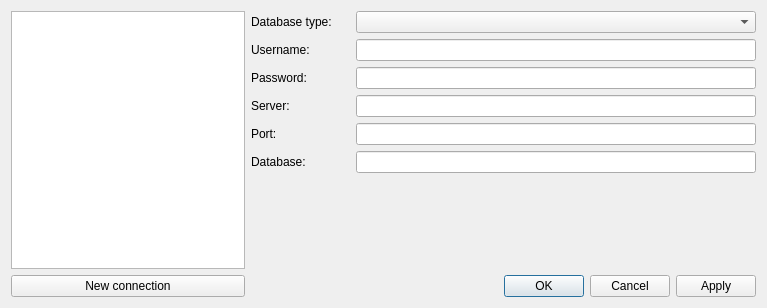
Before: the Qt Designer form ui/NewConnectionDialog.ui in mispp/goat, drawn with Qt 5.
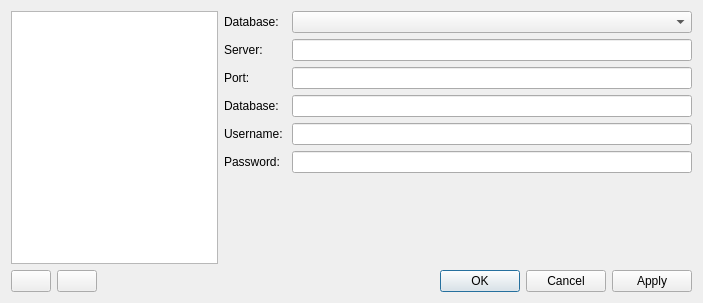
After: the same form once the commit is applied. Icons and pictures are not drawn.

Commit message: added basic functionality to connection manager

```diff
--- a/ui/NewConnectionDialog.ui
+++ b/ui/NewConnectionDialog.ui
@@ -6,8 +6,8 @@
    <rect>
     <x>0</x>
     <y>0</y>
-    <width>767</width>
-    <height>308</height>
+    <width>703</width>
+    <height>303</height>
    </rect>
   </property>
   <property name="windowTitle">
@@ -16,26 +16,53 @@
   <property name="modal">
    <bool>true</bool>
   </property>
-  <layout class="QHBoxLayout" name="horizontalLayout_7">
+  <layout class="QHBoxLayout" name="horizontalLayout_10">
    <item>
     <layout class="QVBoxLayout" name="verticalLayout_2">
+     <property name="sizeConstraint">
+      <enum>QLayout::SetDefaultConstraint</enum>
+     </property>
      <item>
-      <widget class="QListWidget" name="listWidgetConnections">
+      <widget class="QListView" name="listViewConnections">
        <property name="selectionBehavior">
         <enum>QAbstractItemView::SelectRows</enum>
        </property>
       </widget>
      </item>
      <item>
-      <widget class="QPushButton" name="buttonNewConnection">
-       <property name="text">
-        <string>New connection</string>
-       </property>
-       <property name="icon">
-        <iconset theme="list-add">
-         <normaloff>.</normaloff>.</iconset>
-       </property>
-      </widget>
+      <layout class="QHBoxLayout" name="horizontalLayout_7">
+       <item>
+        <widget class="QPushButton" name="buttonNewConnection">
+         <property name="icon">
+          <iconset theme="list-add">
+           <normaloff>.</normaloff>.</iconset>
+         </property>
+        </widget>
+       </item>
+       <item>
+        <widget class="QPushButton" name="pushButton">
+         <property name="text">
+          <string/>
+         </property>
+         <property name="icon">
+          <iconset theme="remove"/>
+         </property>
+        </widget>
+       </item>
+       <item>
+        <spacer name="horizontalSpacer_7">
+         <property name="orientation">
+          <enum>Qt::Horizontal</enum>
+         </property>
+         <property name="sizeHint" stdset="0">
+          <size>
+           <width>40</width>
+           <height>20</height>
+          </size>
+         </property>
+        </spacer>
+       </item>
+      </layout>
      </item>
     </layout>
    </item>
@@ -49,7 +76,7 @@
           <enum>QFrame::NoFrame</enum>
          </property>
          <property name="text">
-          <string>Database type:</string>
+          <string>Database:</string>
          </property>
         </widget>
        </item>
@@ -81,80 +108,6 @@
        </item>
       </layout>
      </item>
-     <item>
-      <layout class="QHBoxLayout" name="horizontalLayout">
-       <item>
-        <widget class="QLabel" name="label">
-         <property name="text">
-          <string>Username: </string>
-         </property>
-        </widget>
-       </item>
-       <item>
-        <spacer name="horizontalSpacer">
-         <property name="orientation">
-          <enum>Qt::Horizontal</enum>
-         </property>
-         <property name="sizeHint" stdset="0">
-          <size>
-           <width>40</width>
-           <height>20</height>
-          </size>
-         </property>
-        </spacer>
-       </item>
-       <item>
-        <widget class="QLineEdit" name="txtUser">
-         <property name="minimumSize">
-          <size>
-           <width>400</width>
-           <height>0</height>
-          </size>
-         </property>
-        </widget>
-       </item>
-      </layout>
-     </item>
-     <item>
-      <layout class="QHBoxLayout" name="horizontalLayout_2">
-       <item>
-        <widget class="QLabel" name="label_2">
-         <property name="text">
-          <string>Password: </string>
-         </property>
-        </widget>
-       </item>
-       <item>
-        <spacer name="horizontalSpacer_2">
-         <property name="orientation">
-          <enum>Qt::Horizontal</enum>
-         </property>
-         <property name="sizeHint" stdset="0">
-          <size>
-           <width>40</width>
-           <height>20</height>
-          </size>
-         </property>
-        </spacer>
-       </item>
-       <item>
-        <widget class="QLineEdit" name="txtPass">
-         <property name="minimumSize">
-          <size>
-           <width>400</width>
-           <height>0</height>
-          </size>
-         </property>
-         <property name="echoMode">
-          <enum>QLineEdit::Password</enum>
-         </property>
-         <property name="clearButtonEnabled">
-          <bool>false</bool>
-         </property>
-        </widget>
-       </item>
-      </layout>
-     </item>
      <item>
       <layout class="QHBoxLayout" name="horizontalLayout_3">
        <item>
@@ -257,6 +210,80 @@
        </item>
       </layout>
      </item>
+     <item>
+      <layout class="QHBoxLayout" name="horizontalLayout">
+       <item>
+        <widget class="QLabel" name="label">
+         <property name="text">
+          <string>Username: </string>
+         </property>
+        </widget>
+       </item>
+       <item>
+        <spacer name="horizontalSpacer">
+         <property name="orientation">
+          <enum>Qt::Horizontal</enum>
+         </property>
+         <property name="sizeHint" stdset="0">
+          <size>
+           <width>40</width>
+           <height>20</height>
+          </size>
+         </property>
+        </spacer>
+       </item>
+       <item>
+        <widget class="QLineEdit" name="txtUser">
+         <property name="minimumSize">
+          <size>
+           <width>400</width>
+           <height>0</height>
+          </size>
+         </property>
+        </widget>
+       </item>
+      </layout>
+     </item>
+     <item>
+      <layout class="QHBoxLayout" name="horizontalLayout_2">
+       <item>
+        <widget class="QLabel" name="label_2">
+         <property name="text">
+          <string>Password: </string>
+         </property>
+        </widget>
+       </item>
+       <item>
+        <spacer name="horizontalSpacer_2">
+         <property name="orientation">
+          <enum>Qt::Horizontal</enum>
+         </property>
+         <property name="sizeHint" stdset="0">
+          <size>
+           <width>40</width>
+           <height>20</height>
+          </size>
+         </property>
+        </spacer>
+       </item>
+       <item>
+        <widget class="QLineEdit" name="txtPass">
+         <property name="minimumSize">
+          <size>
+           <width>400</width>
+           <height>0</height>
+          </size>
+         </property>
+         <property name="echoMode">
+          <enum>QLineEdit::Password</enum>
+         </property>
+         <property name="clearButtonEnabled">
+          <bool>false</bool>
+         </property>
+        </widget>
+       </item>
+      </layout>
+     </item>
      <item>
       <spacer name="verticalSpacer">
        <property name="orientation">
```
The commit also changes 7 other files.
